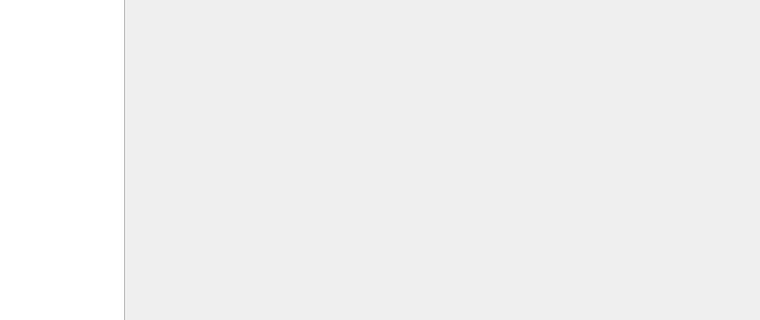
Qt form options/optionsdialog.ui (PonyEdit/PonyEdit) before a commit; both pictures show x 86 to 846 and y 112 to 432 of the 846 by 546 pixel window.
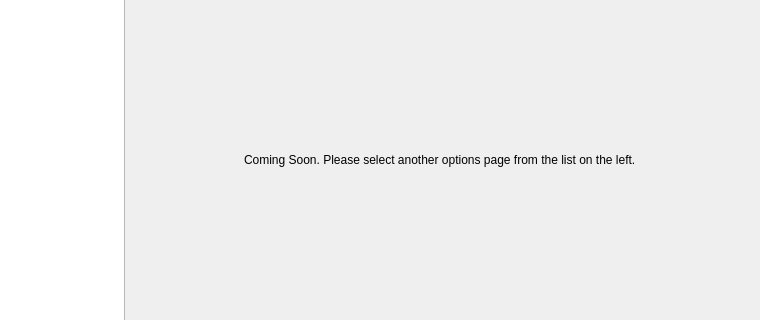
The same form after that commit.

Commit message: Preparations for closed alpha; adding "Coming Soon" placeholders to options dialog, and adding libz to the derps for win32.

Diff of the .ui file:
```diff
--- a/options/optionsdialog.ui
+++ b/options/optionsdialog.ui
@@ -13,8 +13,8 @@
   <property name="windowTitle">
    <string>Dialog</string>
   </property>
-  <layout class="QVBoxLayout" name="verticalLayout">
-   <item>
+  <layout class="QGridLayout" name="gridLayout_2">
+   <item row="0" column="0">
     <layout class="QGridLayout" name="gridLayout">
      <item row="1" column="0">
       <widget class="QListWidget" name="optionList">
@@ -77,7 +77,71 @@
         <number>0</number>
        </property>
        <widget class="QWidget" name="page">
-        <layout class="QVBoxLayout" name="verticalLayout_2"/>
+        <layout class="QVBoxLayout" name="verticalLayout_2">
+         <item>
+          <spacer name="verticalSpacer">
+           <property name="orientation">
+            <enum>Qt::Vertical</enum>
+           </property>
+           <property name="sizeHint" stdset="0">
+            <size>
+             <width>20</width>
+             <height>40</height>
+            </size>
+           </property>
+          </spacer>
+         </item>
+         <item>
+          <layout class="QHBoxLayout" name="horizontalLayout">
+           <item>
+            <spacer name="horizontalSpacer_2">
+             <property name="orientation">
+              <enum>Qt::Horizontal</enum>
+             </property>
+             <property name="sizeHint" stdset="0">
+              <size>
+               <width>40</width>
+               <height>20</height>
+              </size>
+             </property>
+            </spacer>
+           </item>
+           <item>
+            <widget class="QLabel" name="label">
+             <property name="text">
+              <string>Coming Soon. Please select another options page from the list on the left.</string>
+             </property>
+            </widget>
+           </item>
+           <item>
+            <spacer name="horizontalSpacer">
+             <property name="orientation">
+              <enum>Qt::Horizontal</enum>
+             </property>
+             <property name="sizeHint" stdset="0">
+              <size>
+               <width>40</width>
+               <height>20</height>
+              </size>
+             </property>
+            </spacer>
+           </item>
+          </layout>
+         </item>
+         <item>
+          <spacer name="verticalSpacer_2">
+           <property name="orientation">
+            <enum>Qt::Vertical</enum>
+           </property>
+           <property name="sizeHint" stdset="0">
+            <size>
+             <width>20</width>
+             <height>40</height>
+            </size>
+           </property>
+          </spacer>
+         </item>
+        </layout>
        </widget>
       </widget>
      </item>
```
Left out of the diff: 2 changed lines with no effect on the pictures. The commit also changes 2 other files.
